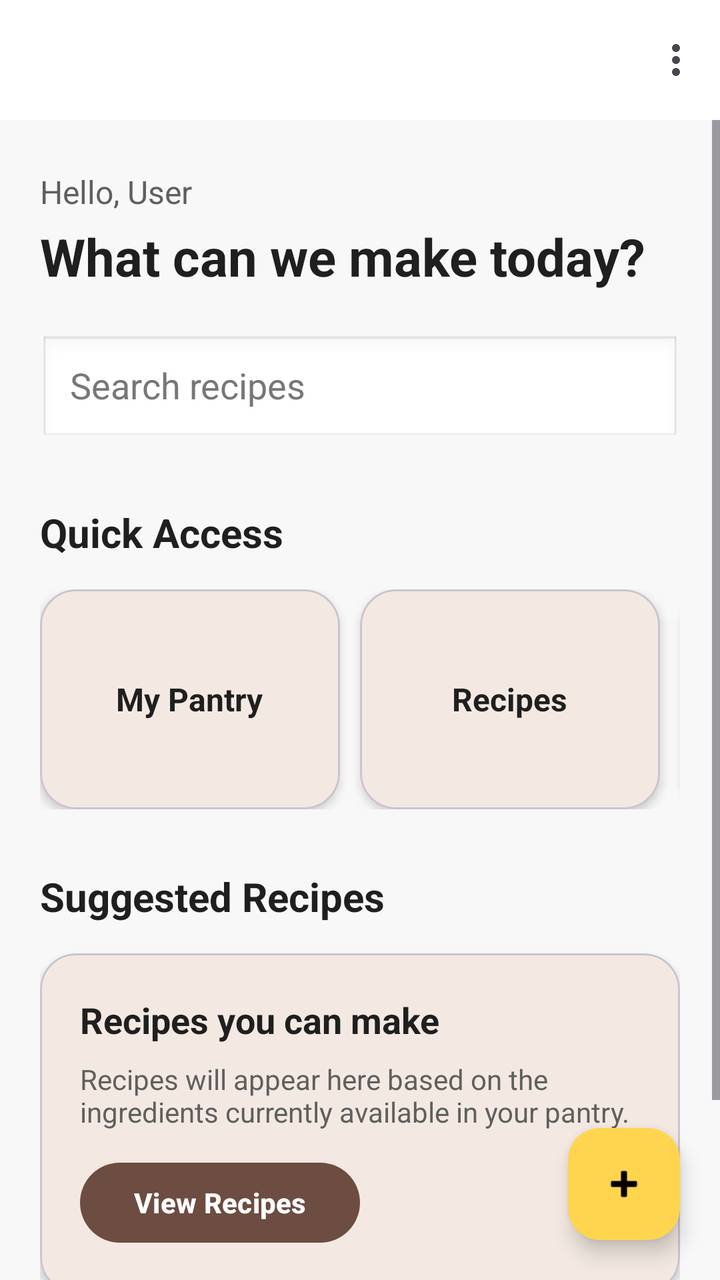
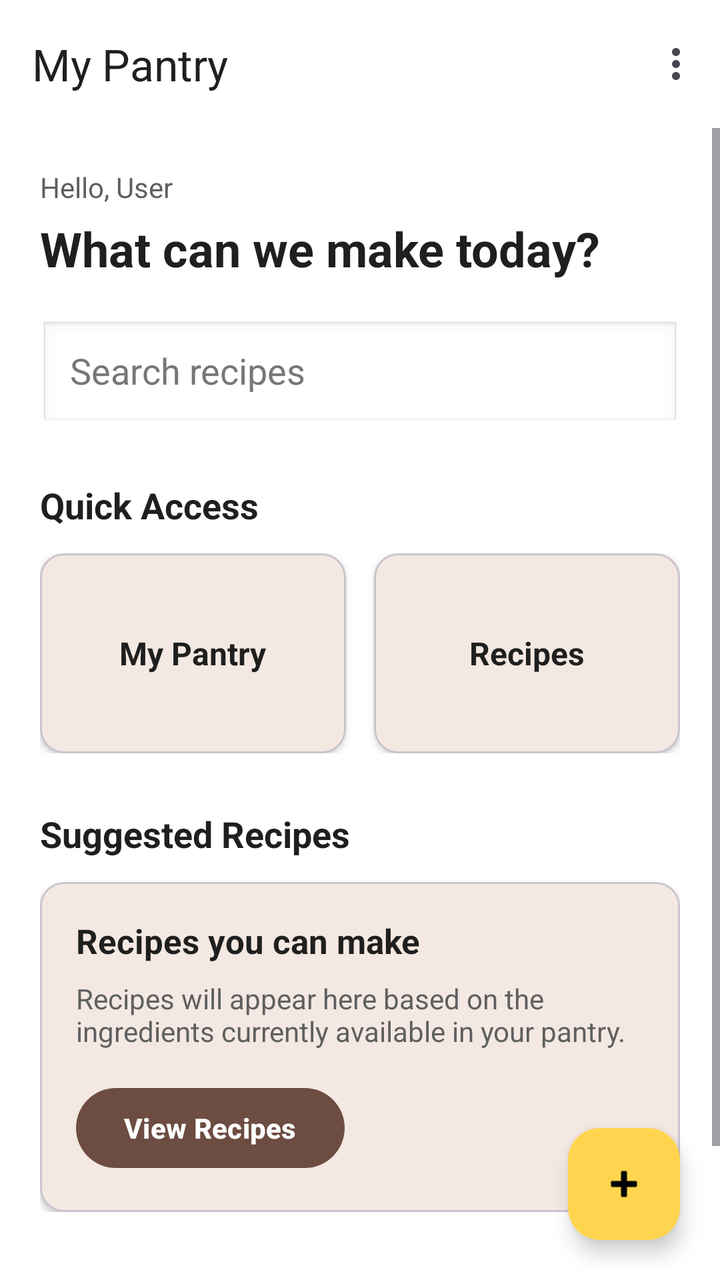

The first picture is an Android layout as it rendered before a commit; the second is the same layout after the commit. The layout source and the unified diff follow.
<!-- AndroidManifest.xml: application theme Theme.SmartPantryManager -->
<!-- res/layout/activity_home_pg.xml -->
<?xml version="1.0" encoding="utf-8"?>
<androidx.constraintlayout.widget.ConstraintLayout
    xmlns:android="http://schemas.android.com/apk/res/android"
    xmlns:app="http://schemas.android.com/apk/res-auto"
    xmlns:tools="http://schemas.android.com/tools"
    android:id="@+id/main"
    android:layout_width="match_parent"
    android:layout_height="match_parent"
    android:background="#F8F8F8"
    tools:context=".HomePgActivity">

    
    <com.google.android.material.appbar.MaterialToolbar
        android:id="@+id/topAppBar"
        android:layout_width="0dp"
        android:layout_height="60dp"
        android:background="#FFFFFF"
        app:menu="@menu/home_menu"
        app:titleTextColor="#1F1F1F"
        app:layout_constraintEnd_toEndOf="parent"
        app:layout_constraintStart_toStartOf="parent"
        app:layout_constraintTop_toTopOf="parent" />

    
    <ScrollView
        android:id="@+id/homeScroll"
        android:layout_width="0dp"
        android:layout_height="0dp"
        android:fillViewport="true"
        app:layout_constraintBottom_toBottomOf="parent"
        app:layout_constraintEnd_toEndOf="parent"
        app:layout_constraintStart_toStartOf="parent"
        app:layout_constraintTop_toBottomOf="@+id/topAppBar">

        <LinearLayout
            android:layout_width="match_parent"
            android:layout_height="wrap_content"
            android:orientation="vertical"
            android:paddingStart="20dp"
            android:paddingTop="25dp"
            android:paddingEnd="20dp"
            android:paddingBottom="100dp">

            
            <TextView
                android:id="@+id/txtHello"
                android:layout_width="wrap_content"
                android:layout_height="wrap_content"
                android:text="@string/hello_user"
                android:textColor="#5F5F5F"
                android:textSize="16sp" />

            
            <TextView
                android:id="@+id/txtHeading"
                android:layout_width="wrap_content"
                android:layout_height="wrap_content"
                android:layout_marginTop="4dp"
                android:text="@string/home_heading"
                android:textColor="#1F1F1F"
                android:textSize="26sp"
                android:textStyle="bold" />

            
            <EditText
                android:id="@+id/editSearch"
                android:layout_width="match_parent"
                android:layout_height="55dp"
                android:layout_marginTop="22dp"
                android:background="@android:drawable/edit_text"
                android:hint="@string/search_recipes"
                android:importantForAutofill="no"
                android:inputType="text"
                android:paddingStart="15dp"
                android:paddingEnd="15dp"
                android:singleLine="true"
                android:textColor="#1F1F1F"
                android:textColorHint="#777777" />

            
            <TextView
                android:layout_width="wrap_content"
                android:layout_height="wrap_content"
                android:layout_marginTop="30dp"
                android:text="@string/quick_access"
                android:textColor="#1F1F1F"
                android:textSize="20sp"
                android:textStyle="bold" />

            
            <HorizontalScrollView
                android:layout_width="match_parent"
                android:layout_height="wrap_content"
                android:layout_marginTop="15dp"
                android:scrollbars="none">

                <LinearLayout
                    android:layout_width="wrap_content"
                    android:layout_height="wrap_content"
                    android:orientation="horizontal">

                    
                    <com.google.android.material.card.MaterialCardView
                        android:id="@+id/cardPantry"
                        android:layout_width="150dp"
                        android:layout_height="110dp"
                        android:layout_marginEnd="10dp"
                        app:cardBackgroundColor="#F3E9E2"
                        app:cardCornerRadius="18dp"
                        app:cardElevation="3dp">

                        <LinearLayout
                            android:layout_width="match_parent"
                            android:layout_height="match_parent"
                            android:gravity="center"
                            android:orientation="vertical">

                            <TextView
                                android:layout_width="wrap_content"
                                android:layout_height="wrap_content"
                                android:text="@string/my_pantry"
                                android:textColor="#1F1F1F"
                                android:textSize="16sp"
                                android:textStyle="bold" />

                        </LinearLayout>

                    </com.google.android.material.card.MaterialCardView>

                    
                    <com.google.android.material.card.MaterialCardView
                        android:id="@+id/cardRecipes"
                        android:layout_width="150dp"
                        android:layout_height="110dp"
                        android:layout_marginEnd="10dp"
                        app:cardBackgroundColor="#F3E9E2"
                        app:cardCornerRadius="18dp"
                        app:cardElevation="3dp">

                        <LinearLayout
                            android:layout_width="match_parent"
                            android:layout_height="match_parent"
                            android:gravity="center"
                            android:orientation="vertical">

                            <TextView
                                android:layout_width="wrap_content"
                                android:layout_height="wrap_content"
                                android:text="@string/recipes"
                                android:textColor="#1F1F1F"
                                android:textSize="16sp"
                                android:textStyle="bold" />

                        </LinearLayout>

                    </com.google.android.material.card.MaterialCardView>

                    
                    <com.google.android.material.card.MaterialCardView
                        android:id="@+id/cardSuggested"
                        android:layout_width="150dp"
                        android:layout_height="110dp"
                        app:cardBackgroundColor="#F3E9E2"
                        app:cardCornerRadius="18dp"
                        app:cardElevation="3dp">

                        <LinearLayout
                            android:layout_width="match_parent"
                            android:layout_height="match_parent"
                            android:gravity="center"
                            android:orientation="vertical">

                            <TextView
                                android:layout_width="wrap_content"
                                android:layout_height="wrap_content"
                                android:text="@string/suggested"
                                android:textColor="#1F1F1F"
                                android:textSize="16sp"
                                android:textStyle="bold" />

                        </LinearLayout>

                    </com.google.android.material.card.MaterialCardView>

                </LinearLayout>

            </HorizontalScrollView>

            
            <TextView
                android:layout_width="wrap_content"
                android:layout_height="wrap_content"
                android:layout_marginTop="30dp"
                android:text="@string/suggested_recipes"
                android:textColor="#1F1F1F"
                android:textSize="20sp"
                android:textStyle="bold" />

            
            <com.google.android.material.card.MaterialCardView
                android:id="@+id/cardSuggestedRecipe"
                android:layout_width="match_parent"
                android:layout_height="170dp"
                android:layout_marginTop="15dp"
                app:cardBackgroundColor="#F3E9E2"
                app:cardCornerRadius="18dp"
                app:cardElevation="3dp">

                <LinearLayout
                    android:layout_width="match_parent"
                    android:layout_height="match_parent"
                    android:gravity="center_vertical"
                    android:orientation="vertical"
                    android:padding="20dp">

                    
                    <TextView
                        android:layout_width="wrap_content"
                        android:layout_height="wrap_content"
                        android:text="@string/recipes_you_can_make"
                        android:textColor="#1F1F1F"
                        android:textSize="18sp"
                        android:textStyle="bold" />

                    
                    <TextView
                        android:layout_width="wrap_content"
                        android:layout_height="wrap_content"
                        android:layout_marginTop="8dp"
                        android:text="@string/suggested_description"
                        android:textColor="#5F5F5F"
                        android:textSize="14sp" />

                    
                    <Button
                        android:id="@+id/btnViewSuggested"
                        android:layout_width="wrap_content"
                        android:layout_height="48dp"
                        android:layout_marginTop="12dp"
                        android:minWidth="140dp"
                        android:text="@string/view_recipes"
                        android:textColor="#FFFFFF"
                        android:textSize="14sp"
                        android:textStyle="bold"
                        app:backgroundTint="#6D4C41" />

                </LinearLayout>

            </com.google.android.material.card.MaterialCardView>

        </LinearLayout>

    </ScrollView>

    
    <com.google.android.material.floatingactionbutton.FloatingActionButton
        android:id="@+id/btnAdd"
        android:layout_width="wrap_content"
        android:layout_height="wrap_content"
        android:layout_marginEnd="20dp"
        android:layout_marginBottom="20dp"
        android:contentDescription="@string/add_ingredient"
        android:src="@android:drawable/ic_input_add"
        app:backgroundTint="#FFD54F"
        app:tint="#000000"
        app:layout_constraintBottom_toBottomOf="parent"
        app:layout_constraintEnd_toEndOf="parent" />

</androidx.constraintlayout.widget.ConstraintLayout>
<!-- resources referenced by this layout -->
<resources>
  <string name="add_ingredient">Add ingredient</string>
  <string name="hello_user">Hello, User</string>
  <string name="home_heading">What can we make today?</string>
  <string name="my_pantry">My Pantry</string>
  <string name="quick_access">Quick Access</string>
  <string name="recipes">Recipes</string>
  <string name="recipes_you_can_make">Recipes you can make</string>
  <string name="search_recipes">Search recipes</string>
  <string name="suggested">Suggested</string>
  <string name="suggested_description">Recipes will appear here based on the ingredients currently available in your pantry.</string>
  <string name="suggested_recipes">Suggested Recipes</string>
  <string name="view_recipes">View Recipes</string>
  <style name="Theme.SmartPantryManager" parent="Base.Theme.SmartPantryManager" />
  <style name="Base.Theme.SmartPantryManager" parent="Theme.Material3.DayNight.NoActionBar">
          
          
      </style>
</resources>

<!-- the commit's change to res/layout/activity_home_pg.xml (unified diff, before → after) -->
@@ -6,16 +6,18 @@
     android:id="@+id/main"
     android:layout_width="match_parent"
     android:layout_height="match_parent"
-    android:background="#F8F8F8"
+    android:background="#FFFFFF"
     tools:context=".HomePgActivity">
 
     
     <com.google.android.material.appbar.MaterialToolbar
         android:id="@+id/topAppBar"
         android:layout_width="0dp"
-        android:layout_height="60dp"
+        android:layout_height="wrap_content"
+        android:minHeight="?attr/actionBarSize"
         android:background="#FFFFFF"
         app:menu="@menu/home_menu"
+        app:title="My Pantry"
         app:titleTextColor="#1F1F1F"
         app:layout_constraintEnd_toEndOf="parent"
         app:layout_constraintStart_toStartOf="parent"
@@ -37,28 +39,28 @@
             android:layout_height="wrap_content"
             android:orientation="vertical"
             android:paddingStart="20dp"
-            android:paddingTop="25dp"
+            android:paddingTop="20dp"
             android:paddingEnd="20dp"
-            android:paddingBottom="100dp">
+            android:paddingBottom="110dp">
 
             
             <TextView
                 android:id="@+id/txtHello"
                 android:layout_width="wrap_content"
                 android:layout_height="wrap_content"
-                android:text="@string/hello_user"
+                android:text="Hello, User"
                 android:textColor="#5F5F5F"
-                android:textSize="16sp" />
+                android:textSize="14sp" />
 
             
             <TextView
                 android:id="@+id/txtHeading"
                 android:layout_width="wrap_content"
                 android:layout_height="wrap_content"
-                android:layout_marginTop="4dp"
-                android:text="@string/home_heading"
-                android:textColor="#1F1F1F"
-                android:textSize="26sp"
+                android:layout_marginTop="5dp"
+                android:text="What can we make today?"
+                android:textColor="#1F1F1F"
+                android:textSize="24sp"
                 android:textStyle="bold" />
 
             
@@ -66,9 +68,10 @@
                 android:id="@+id/editSearch"
                 android:layout_width="match_parent"
                 android:layout_height="55dp"
-                android:layout_marginTop="22dp"
+                android:layout_marginTop="20dp"
                 android:background="@android:drawable/edit_text"
-                android:hint="@string/search_recipes"
+                android:hint="Search recipes"
+                android:imeOptions="actionSearch"
                 android:importantForAutofill="no"
                 android:inputType="text"
                 android:paddingStart="15dp"
@@ -81,166 +84,118 @@
             <TextView
                 android:layout_width="wrap_content"
                 android:layout_height="wrap_content"
-                android:layout_marginTop="30dp"
-                android:text="@string/quick_access"
-                android:textColor="#1F1F1F"
-                android:textSize="20sp"
+                android:layout_marginTop="25dp"
+                android:text="Quick Access"
+                android:textColor="#1F1F1F"
+                android:textSize="18sp"
                 android:textStyle="bold" />
 
             
-            <HorizontalScrollView
+            <LinearLayout
                 android:layout_width="match_parent"
                 android:layout_height="wrap_content"
-                android:layout_marginTop="15dp"
-                android:scrollbars="none">
-
-                <LinearLayout
-                    android:layout_width="wrap_content"
-                    android:layout_height="wrap_content"
-                    android:orientation="horizontal">
-
-                    
-                    <com.google.android.material.card.MaterialCardView
-                        android:id="@+id/cardPantry"
-                        android:layout_width="150dp"
-                        android:layout_height="110dp"
-                        android:layout_marginEnd="10dp"
-                        app:cardBackgroundColor="#F3E9E2"
-                        app:cardCornerRadius="18dp"
-                        app:cardElevation="3dp">
-
-                        <LinearLayout
-                            android:layout_width="match_parent"
-                            android:layout_height="match_parent"
-                            android:gravity="center"
-                            android:orientation="vertical">
-
-                            <TextView
-                                android:layout_width="wrap_content"
-                                android:layout_height="wrap_content"
-                                android:text="@string/my_pantry"
-                                android:textColor="#1F1F1F"
-                                android:textSize="16sp"
-                                android:textStyle="bold" />
-
-                        </LinearLayout>
-
-                    </com.google.android.material.card.MaterialCardView>
-
-                    
-                    <com.google.android.material.card.MaterialCardView
-                        android:id="@+id/cardRecipes"
-                        android:layout_width="150dp"
-                        android:layout_height="110dp"
-                        android:layout_marginEnd="10dp"
-                        app:cardBackgroundColor="#F3E9E2"
-                        app:cardCornerRadius="18dp"
-                        app:cardElevation="3dp">
-
-                        <LinearLayout
-                            android:layout_width="match_parent"
-                            android:layout_height="match_parent"
-                            android:gravity="center"
-                            android:orientation="vertical">
-
-                            <TextView
-                                android:layout_width="wrap_content"
-                                android:layout_height="wrap_content"
-                                android:text="@string/recipes"
-                                android:textColor="#1F1F1F"
-                                android:textSize="16sp"
-                                android:textStyle="bold" />
-
-                        </LinearLayout>
-
-                    </com.google.android.material.card.MaterialCardView>
-
-                    
-                    <com.google.android.material.card.MaterialCardView
-                        android:id="@+id/cardSuggested"
-                        android:layout_width="150dp"
-                        android:layout_height="110dp"
-                        app:cardBackgroundColor="#F3E9E2"
-                        app:cardCornerRadius="18dp"
-                        app:cardElevation="3dp">
-
-                        <LinearLayout
-                            android:layout_width="match_parent"
-                            android:layout_height="match_parent"
-                            android:gravity="center"
-                            android:orientation="vertical">
-
-                            <TextView
-                                android:layout_width="wrap_content"
-                                android:layout_height="wrap_content"
-                                android:text="@string/suggested"
-                                android:textColor="#1F1F1F"
-                                android:textSize="16sp"
-                                android:textStyle="bold" />
-
-                        </LinearLayout>
-
-                    </com.google.android.material.card.MaterialCardView>
-
-                </LinearLayout>
-
-            </HorizontalScrollView>
-
-            
-            <TextView
-                android:layout_width="wrap_content"
-                android:layout_height="wrap_content"
-                android:layout_marginTop="30dp"
-                android:text="@string/suggested_recipes"
-                android:textColor="#1F1F1F"
-                android:textSize="20sp"
+                android:layout_marginTop="12dp"
+                android:orientation="horizontal">
+
+                
+                <com.google.android.material.card.MaterialCardView
+                    android:id="@+id/cardPantry"
+                    android:layout_width="0dp"
+                    android:layout_height="100dp"
+                    android:layout_marginEnd="7dp"
+                    android:layout_weight="1"
+                    android:clickable="true"
+                    android:focusable="true"
+                    app:cardBackgroundColor="#F3E9E2"
+                    app:cardCornerRadius="12dp"
+                    app:cardElevation="2dp">
+
+                    <TextView
+                        android:layout_width="match_parent"
+                        android:layout_height="match_parent"
+                        android:gravity="center"
+                        android:text="My Pantry"
+                        android:textColor="#1F1F1F"
+                        android:textSize="16sp"
+                        android:textStyle="bold" />
+
+                </com.google.android.material.card.MaterialCardView>
+
+                
+                <com.google.android.material.card.MaterialCardView
+                    android:id="@+id/cardRecipes"
+                    android:layout_width="0dp"
+                    android:layout_height="100dp"
+                    android:layout_marginStart="7dp"
+                    android:layout_weight="1"
+                    android:clickable="true"
+                    android:focusable="true"
+                    app:cardBackgroundColor="#F3E9E2"
+                    app:cardCornerRadius="12dp"
+                    app:cardElevation="2dp">
+
+                    <TextView
+                        android:layout_width="match_parent"
+                        android:layout_height="match_parent"
+                        android:gravity="center"
+                        android:text="Recipes"
+                        android:textColor="#1F1F1F"
+                        android:textSize="16sp"
+                        android:textStyle="bold" />
+
+                </com.google.android.material.card.MaterialCardView>
+
+            </LinearLayout>
+
+            
+            <TextView
+                android:layout_width="wrap_content"
+                android:layout_height="wrap_content"
+                android:layout_marginTop="28dp"
+                android:text="Suggested Recipes"
+                android:textColor="#1F1F1F"
+                android:textSize="18sp"
                 android:textStyle="bold" />
 
             
             <com.google.android.material.card.MaterialCardView
                 android:id="@+id/cardSuggestedRecipe"
                 android:layout_width="match_parent"
-                android:layout_height="170dp"
-                android:layout_marginTop="15dp"
+                android:layout_height="wrap_content"
+                android:layout_marginTop="12dp"
                 app:cardBackgroundColor="#F3E9E2"
-                app:cardCornerRadius="18dp"
-                app:cardElevation="3dp">
+                app:cardCornerRadius="12dp"
+                app:cardElevation="2dp">
 
                 <LinearLayout
                     android:layout_width="match_parent"
-                    android:layout_height="match_parent"
-                    android:gravity="center_vertical"
+                    android:layout_height="wrap_content"
                     android:orientation="vertical"
-                    android:padding="20dp">
-
-                    
+                    android:padding="18dp">
+
                     <TextView
                         android:layout_width="wrap_content"
                         android:layout_height="wrap_content"
-                        android:text="@string/recipes_you_can_make"
+                        android:text="Recipes you can make"
                         android:textColor="#1F1F1F"
-                        android:textSize="18sp"
+                        android:textSize="17sp"
                         android:textStyle="bold" />
 
-                    
-                    <TextView
-                        android:layout_width="wrap_content"
+                    <TextView
+                        android:layout_width="match_parent"
                         android:layout_height="wrap_content"
                         android:layout_marginTop="8dp"
-                        android:text="@string/suggested_description"
+                        android:text="Recipes will appear here based on the ingredients currently available in your pantry."
                         android:textColor="#5F5F5F"
                         android:textSize="14sp" />
 
-                    
                     <Button
                         android:id="@+id/btnViewSuggested"
                         android:layout_width="wrap_content"
                         android:layout_height="48dp"
-                        android:layout_marginTop="12dp"
-                        android:minWidth="140dp"
-                        android:text="@string/view_recipes"
+                        android:layout_marginTop="15dp"
+                        android:text="View Recipes"
                         android:textColor="#FFFFFF"
-                        android:textSize="14sp"
                         android:textStyle="bold"
                         app:backgroundTint="#6D4C41" />
 
@@ -259,7 +214,7 @@
         android:layout_height="wrap_content"
         android:layout_marginEnd="20dp"
         android:layout_marginBottom="20dp"
-        android:contentDescription="@string/add_ingredient"
+        android:contentDescription="Add Ingredient or Recipe"
         android:src="@android:drawable/ic_input_add"
         app:backgroundTint="#FFD54F"
         app:tint="#000000"
<!-- resource entries referenced after the edit -->
@@ -1,17 +1,5 @@
 <!-- resources referenced by this layout -->
 <resources>
-  <string name="add_ingredient">Add ingredient</string>
-  <string name="hello_user">Hello, User</string>
-  <string name="home_heading">What can we make today?</string>
-  <string name="my_pantry">My Pantry</string>
-  <string name="quick_access">Quick Access</string>
-  <string name="recipes">Recipes</string>
-  <string name="recipes_you_can_make">Recipes you can make</string>
-  <string name="search_recipes">Search recipes</string>
-  <string name="suggested">Suggested</string>
-  <string name="suggested_description">Recipes will appear here based on the ingredients currently available in your pantry.</string>
-  <string name="suggested_recipes">Suggested Recipes</string>
-  <string name="view_recipes">View Recipes</string>
   <style name="Theme.SmartPantryManager" parent="Base.Theme.SmartPantryManager" />
   <style name="Base.Theme.SmartPantryManager" parent="Theme.Material3.DayNight.NoActionBar">
           
